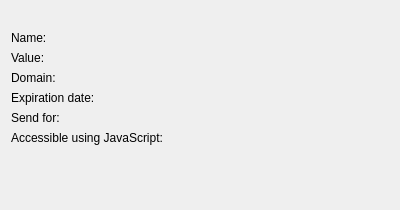
Old version of the form src/ui/AcceptCookieDialog.ui in the repository OtterBrowser/otter-browser.
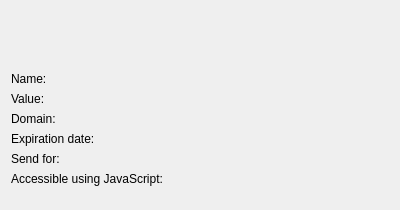
New version of the form. Custom widgets are drawn as their Qt base class.

Commit message: Clear useless property value

What changed in the file:
```diff
--- a/src/ui/AcceptCookieDialog.ui
+++ b/src/ui/AcceptCookieDialog.ui
@@ -108,12 +108,6 @@
      <property name="orientation">
       <enum>Qt::Vertical</enum>
      </property>
-     <property name="sizeHint" stdset="0">
-      <size>
-       <width>0</width>
-       <height>0</height>
-      </size>
-     </property>
     </spacer>
    </item>
    <item>
```
